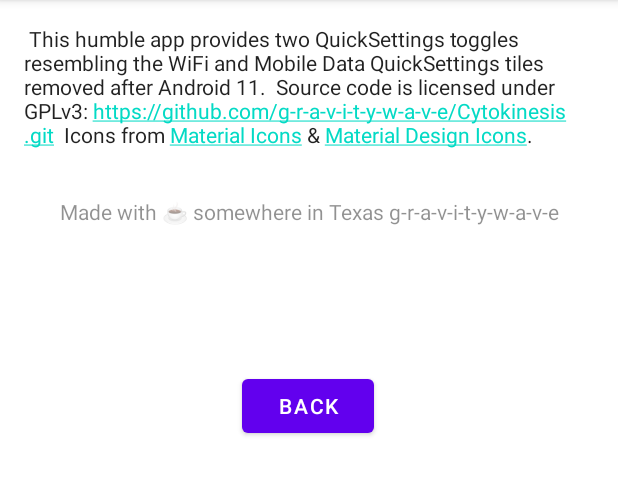
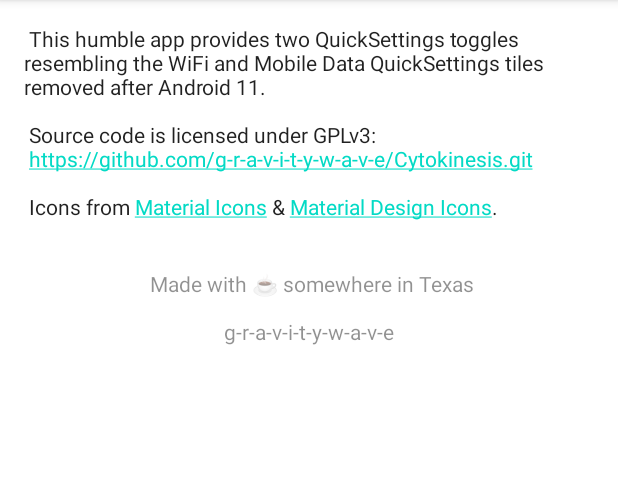
Before and after one commit to a-n-t-i-b-a-r-y-o-n/Cytokinesis, an Android app: the AboutFragment screen opened through its navigation route, on a phone screen of 412 x 824 dp, the part 84-579 px from its top. Run offline under Robolectric (Android 15) with nearby library versions, the phone set to English and light mode, and no system bars; our stand-ins replace androidx.preference, navigation-ui.

Commit message:
Complete permissions implementation. Fixed about strings. AboutFragment navigation.

```diff
--- a/app/src/main/java/com/hexagonal/cytokinesis/AboutFragment.kt
+++ b/app/src/main/java/com/hexagonal/cytokinesis/AboutFragment.kt
@@ -5,7 +5,6 @@ import android.view.LayoutInflater
 import android.view.View
 import android.view.ViewGroup
 import androidx.fragment.app.Fragment
-import androidx.navigation.fragment.findNavController
 import com.hexagonal.cytokinesis.databinding.FragmentAboutBinding
 
 class AboutFragment : Fragment() {
@@ -23,12 +22,4 @@ class AboutFragment : Fragment() {
         return binding.root
     }
 
-    override fun onViewCreated(view: View, savedInstanceState: Bundle?) {
-        super.onViewCreated(view, savedInstanceState)
-
-        binding.backButton.setOnClickListener {
-
-        }
-    }
-
 }
--- a/app/src/main/java/com/hexagonal/cytokinesis/MainActivity.kt
+++ b/app/src/main/java/com/hexagonal/cytokinesis/MainActivity.kt
@@ -32,26 +32,6 @@ class MainActivity : AppCompatActivity() {
         appBarConfiguration = AppBarConfiguration(navController.graph)
         setupActionBarWithNavController(navController, appBarConfiguration)
 
-        /*
-
-        // TODO: Handle permissions more... elegantly?
-        val permissions = arrayOf(
-            Manifest.permission.ACCESS_NETWORK_STATE,
-            Manifest.permission.CHANGE_NETWORK_STATE,
-            Manifest.permission.READ_PHONE_STATE,
-            Manifest.permission.ACCESS_WIFI_STATE,
-            Manifest.permission.CHANGE_WIFI_STATE,
-            Manifest.permission.INTERNET,
-        )
-
-        for (p in permissions) {
-            if (ActivityCompat.checkSelfPermission(this, p) != PackageManager.PERMISSION_GRANTED) {
-                ActivityCompat.requestPermissions(this, arrayOf<String>(p), 0)
-                return
-            }
-        }
-
-         */
     }
 
     override fun onCreateOptionsMenu(menu: Menu): Boolean {
--- a/app/src/main/java/com/hexagonal/cytokinesis/SettingsFragment.kt
+++ b/app/src/main/java/com/hexagonal/cytokinesis/SettingsFragment.kt
@@ -5,10 +5,8 @@ import android.content.pm.PackageManager
 import android.os.Bundle
 import android.util.Log
 import androidx.core.app.ActivityCompat
-import androidx.preference.ListPreference
-import androidx.preference.Preference
-import androidx.preference.PreferenceFragmentCompat
-import androidx.preference.SwitchPreferenceCompat
+import androidx.navigation.fragment.findNavController
+import androidx.preference.*
 import com.google.android.material.snackbar.Snackbar
 
 class SettingsFragment : PreferenceFragmentCompat() {
@@ -27,14 +25,27 @@ class SettingsFragment : PreferenceFragmentCompat() {
     }
 
     override fun onPreferenceTreeClick(preference: Preference?): Boolean {
-        Log.d("Preference", "Preference tree clicked")
+
+        if (preference != null) {
+            if (preference.key == "about") {
+                // Navigate to AboutFragment
+                findNavController().navigate(R.id.action_SettingsFragment_to_AboutFragment)
+            }
+            else if (preference.key.startsWith("permission")) {
+                // Get current preference state
+                val state = (preference as TwoStatePreference).isChecked
+                // Identify associated RequestedPermission
+                val permission = RequestedPermission.values().first { p -> p.preferenceKey == preference.key }
+                // Request/drop permission and invert state
+                onPermissionSwitchChanged(state, permission)
+            }
+        }
 
         return super.onPreferenceTreeClick(preference)
     }
 
     override fun onCreate(savedInstanceState: Bundle?) {
         super.onCreate(savedInstanceState)
-
 
         // WiFi subheading
         findPreference<ListPreference>("wifi_subheading")
@@ -48,19 +59,30 @@ class SettingsFragment : PreferenceFragmentCompat() {
         findPreference<ListPreference>("data_subheading")
             ?.setOnPreferenceChangeListener { p, v -> onDataSubheadChange(p, v) }
 
-        // Permissions switches
-        for (permission in RequestedPermission.values()) {
-
-            // Get corresponding preference for this item
-            val switchPreference = findPreference<SwitchPreferenceCompat>(permission.preferenceKey)!!
-
-            // Update preference with current permission status (it can be changed by the system)
-            switchPreference.isChecked = activity?.checkSelfPermission(permission.permissionString) == PackageManager.PERMISSION_GRANTED
-
-            // Switch flip listener
-            switchPreference.setOnPreferenceChangeListener { _, v -> onPermissionSwitchChanged(v, permission) }
+        // Ensure permissions switches match preference values
+        resetPermissionsSwitches()
     }
 
+    override fun onResume() {
+        super.onResume()
+        // Reset permissions switches in case we came back from ignored permission request
+        resetPermissionsSwitches()
+    }
+
+    override fun onRequestPermissionsResult(requestCode: Int, permissionList: Array<out String>, grantResults: IntArray) {
+        // Handle multiple permissions, even though we only request them one at a time
+        for (i in 0..permissionList.size) {
+            // Identify preference key associated with the permission
+            val key = RequestedPermission.values()
+                .first { p -> p.permissionString == permissionList[i] }
+                .preferenceKey
+
+            // Update the user preference, which will also update the UI
+            findPreference<TwoStatePreference>(key)
+                ?.isChecked = grantResults[i] == PackageManager.PERMISSION_GRANTED
+        }
+
+        super.onRequestPermissionsResult(requestCode, permissionList, grantResults)
     }
 
     private fun onWifiSubheadChange(preference: Preference, newValue: Any): Boolean {
@@ -78,8 +100,23 @@ class SettingsFragment : PreferenceFragmentCompat() {
         return true
     }
 
-    private fun onPermissionSwitchChanged(value: Any, permission: RequestedPermission): Boolean {
-        if (value is Boolean) {
+    // Reset all permissions switches
+    private fun resetPermissionsSwitches() {
+        for (permission in RequestedPermission.values()) {
+
+            // Get corresponding preference for this item
+            val switchPreference = findPreference<SwitchPreferenceCompat>(permission.preferenceKey)!!
+
+            // Update preference with current permission status (it can be changed by the system)
+            switchPreference.isChecked = activity?.checkSelfPermission(permission.permissionString) == PackageManager.PERMISSION_GRANTED
+
+            // Switch flip listener
+            switchPreference.setOnPreferenceChangeListener { _, _ -> true }
+        }
+    }
+
+    // Switch flip handler
+    private fun onPermissionSwitchChanged(value: Boolean, permission: RequestedPermission) {
         when (value) {
             true -> {
                 // Need to request this permission
@@ -90,14 +127,12 @@ class SettingsFragment : PreferenceFragmentCompat() {
                 }
             }
             false -> {
+                // Need to drop this permission
+
                 // TODO: Can you drop permissions?
-                    Snackbar.make(requireView(), "\"${permission.permissionString}\" is already granted.", Snackbar.LENGTH_SHORT)
+                Snackbar.make(requireView(), "Drop \"${permission.permissionString}\".", Snackbar.LENGTH_SHORT)
                     .show()
             }
         }
-
-            return true
-        }
-        return false
     }
 }
--- a/app/src/main/res/layout/activity_main.xml
+++ b/app/src/main/res/layout/activity_main.xml
@@ -22,4 +22,5 @@
 
     <include layout="@layout/content_main" />
 
+
 </androidx.coordinatorlayout.widget.CoordinatorLayout>
--- a/app/src/main/res/layout/fragment_about.xml
+++ b/app/src/main/res/layout/fragment_about.xml
@@ -16,7 +16,10 @@
         android:layout_marginStart="16dp"
         android:layout_marginTop="16dp"
         android:layout_marginEnd="16dp"
+        android:singleLine="false"
+        android:maxLines="10"
         android:text="@string/about_body_text"
+        android:textAlignment="viewStart"
         android:textAppearance="@style/TextAppearance.AppCompat.Body1"
         app:layout_constraintBottom_toBottomOf="parent"
         app:layout_constraintEnd_toEndOf="parent"
@@ -39,14 +42,4 @@
         app:layout_constraintStart_toStartOf="parent"
         app:layout_constraintTop_toBottomOf="@+id/aboutBody" />
 
-    <Button
-        android:id="@+id/backButton"
-        android:layout_width="wrap_content"
-        android:layout_height="wrap_content"
-        android:layout_marginTop="96dp"
-        android:text="@string/go_back"
-        app:layout_constraintEnd_toEndOf="parent"
-        app:layout_constraintHorizontal_bias="0.498"
-        app:layout_constraintStart_toStartOf="parent"
-        app:layout_constraintTop_toBottomOf="@+id/aboutSignature" />
 </androidx.constraintlayout.widget.ConstraintLayout>
--- a/app/src/main/res/values/strings.xml
+++ b/app/src/main/res/values/strings.xml
@@ -13,14 +13,14 @@
     <string name="about_fragment_label">About Cytokinesis</string>
     <string name="about_body_text">
         This humble app provides two QuickSettings toggles resembling the "WiFi" and "Mobile Data" QuickSettings tiles removed after Android 11.
-        <br /><br />
-        Source code is licensed under GPLv3:<br />
+        "\n\n"<br/><br/>
+        Source code is licensed under GPLv3:"\n"<br/>
         <a href="https://github.com/g-r-a-v-i-t-y-w-a-v-e/Cytokinesis.git">https://github.com/g-r-a-v-i-t-y-w-a-v-e/Cytokinesis.git</a>
-        <br /><br />
+        "\n\n"<br/><br/>
         Icons from <a href="https://fonts.google.com/icons">Material Icons</a> &amp; <a href="https://materialdesignicons.com">Material Design Icons</a>.
     </string>
     <string name="about_signature_text">
-        Made with ☕ somewhere in Texas<br />
+        Made with ☕ somewhere in Texas"\n\n"<br/><br/>
         g-r-a-v-i-t-y-w-a-v-e
     </string>
 
--- a/app/src/main/res/xml/root_preferences.xml
+++ b/app/src/main/res/xml/root_preferences.xml
@@ -1,4 +1,5 @@
-<PreferenceScreen xmlns:app="http://schemas.android.com/apk/res-auto">
+<PreferenceScreen xmlns:app="http://schemas.android.com/apk/res-auto"
+    xmlns:android="http://schemas.android.com/apk/res/android">
 
     <PreferenceCategory app:title="@string/wifi_title_label">
         <ListPreference
@@ -60,27 +61,11 @@
             app:summaryOn="@string/permission_granted" />
     </PreferenceCategory>
 
-    <!--
-    <PreferenceCategory app:title="@string/sync_header">
-
-        <EditTextPreference
-            app:key="signature"
-            app:title="@string/signature_title"
-            app:useSimpleSummaryProvider="true" />
-
-        <SwitchPreferenceCompat
-            app:key="sync"
-            app:title="@string/sync_title" />
-
-        <SwitchPreferenceCompat
-            app:dependency="sync"
-            app:key="attachment"
-            app:summaryOff="@string/attachment_summary_off"
-            app:summaryOn="@string/attachment_summary_on"
-            app:title="@string/attachment_title" />
-
+    <PreferenceCategory android:title="About">
+        <Preference
+            app:key="about"
+            app:title="About Cytokinesis"
+            />
     </PreferenceCategory>
-    -->
-
 
 </PreferenceScreen>
```
Lines whose indentation alone changed are shown as unchanged.
